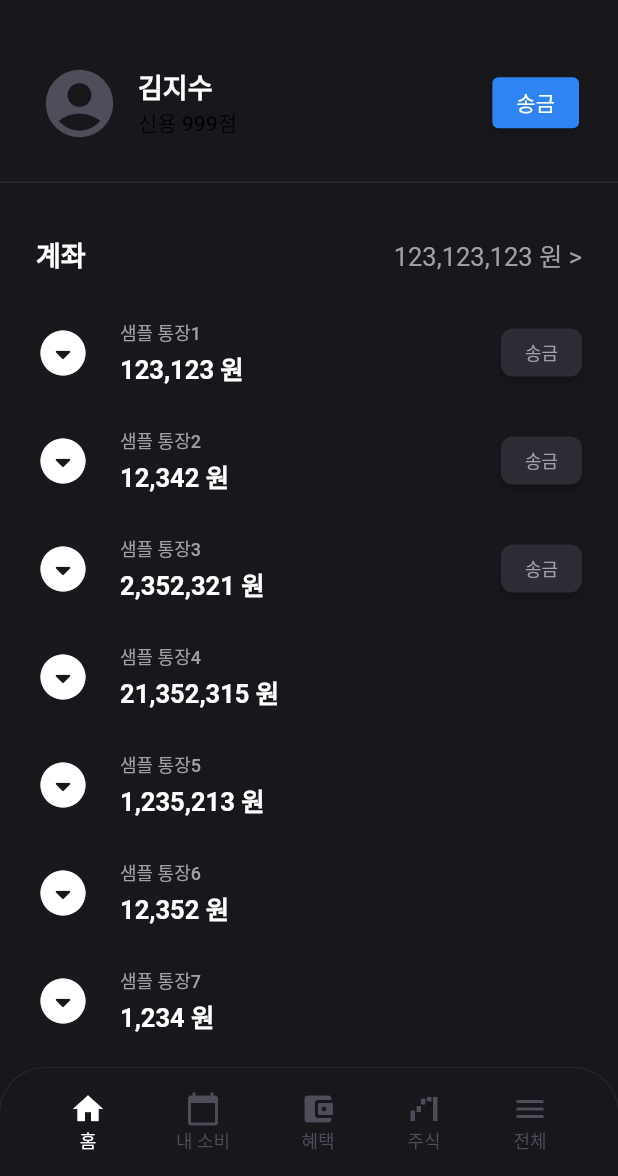
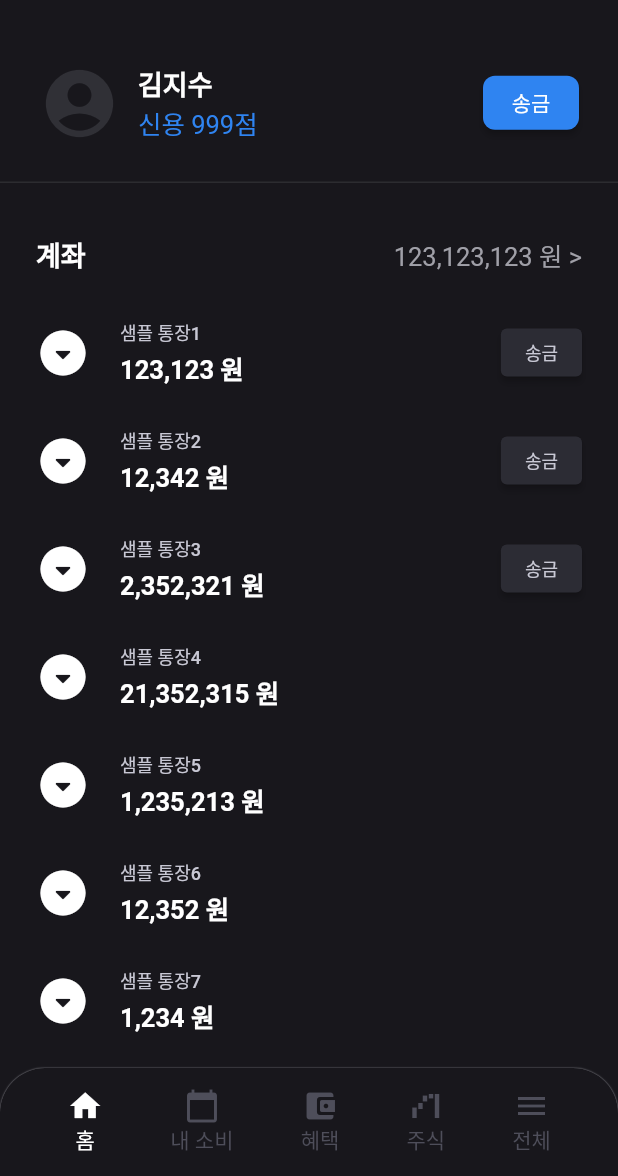
Before and after one commit to ISHNN032/toss-clone, a Flutter app: the screen it shows after launch, on a phone screen of 412 x 824 dp, the part 60-1236 px from its top. Run offline on Flutter 3.47's test engine with Material 2 defaults, Android fonts, the phone set to English and light mode, and no system bars.

Commit message:
refactor: 소스코드 구조 수정

```diff
--- a/lib/main.dart
+++ b/lib/main.dart
@@ -21,20 +21,7 @@ class Application extends StatelessWidget {
       darkTheme: ThemeData(
           primaryColor: colorAssent,
           scaffoldBackgroundColor: colorBackGround,
-          brightness: Brightness.dark,
-          accentTextTheme: TextTheme(
-            bodyText1: TextStyle(fontSize: 16, fontWeight: FontWeight.w400),
-          ).apply(bodyColor: colorAssent),
-          primaryTextTheme: TextTheme(
-            bodyText1: TextStyle(
-                fontSize: 18, fontWeight: FontWeight.w700, color: Colors.white),
-            bodyText2: TextStyle(
-                fontSize: 17,
-                fontWeight: FontWeight.w400,
-                color: colorTextToneDown),
-            button: TextStyle(
-                fontSize: 12, fontWeight: FontWeight.w500, color: Colors.white),
-          )),
+          brightness: Brightness.dark),
       home: MainNavigation(),
     );
   }
@@ -74,7 +61,7 @@ class _MainNavigationState extends State<MainNavigation> {
           color: Theme.of(context).scaffoldBackgroundColor,
           boxShadow: [
             BoxShadow(
-              color: colorNavigationDisabled,
+              color: colorToneDown,
               offset: Offset(0.0, 0.1), //(x,y)
               blurRadius: 0.1,
             ),
@@ -137,13 +124,14 @@ class _MainNavigationState extends State<MainNavigation> {
           children: <Widget>[
             Icon(
               item.icon,
-              color:
-                  selectedItem == item ? Colors.white : colorNavigationDisabled,
+              color: selectedItem == item
+                  ? colorNavigationEnabled
+                  : colorNavigationDisabled,
             ),
             Text(item.title,
                 style: Theme.of(context).primaryTextTheme.button!.apply(
                     color: selectedItem == item
-                        ? Colors.white
+                        ? colorNavigationEnabled
                         : colorNavigationDisabled)),
           ],
         ),
--- a/lib/pages/home/components/creditmenu.dart
+++ b/lib/pages/home/components/creditmenu.dart
@@ -17,7 +17,6 @@ class _CreditMenu extends State<CreditMenu> {
           border: Border(
             bottom: BorderSide(width: 1, color: colorLine),
           ),
-          color: Theme.of(context).scaffoldBackgroundColor,
         ),
         child: Row(
           mainAxisAlignment: MainAxisAlignment.spaceBetween,
@@ -26,7 +25,7 @@ class _CreditMenu extends State<CreditMenu> {
               Icon(
                 Icons.account_circle_rounded,
                 size: 54,
-                color: colorNavigationDisabled,
+                color: colorMainIcon,
               ),
               SizedBox(
                 width: 12,
@@ -37,22 +36,20 @@ class _CreditMenu extends State<CreditMenu> {
                 children: [
                   Text(
                     "김지수",
-                    style: Theme.of(context).primaryTextTheme.bodyText1,
+                    style: textThemePrimary.bodyText1,
                   ),
                   Text(
                     "신용 999점",
-                    style: Theme.of(context).accentTextTheme.bodyText1,
+                    style: textThemePrimary.bodyText2!.merge(TextStyle(color: colorAssent)),
                   ),
                 ],
               )
             ]),
             ElevatedButton(
-              style: primaryButtonStyle,
+              style: styleButtonPrimary.merge(
+                  ElevatedButton.styleFrom(primary: colorAssent)),
               onPressed: remitPressed,
-              child: Text(
-                "송금",
-                style: primaryButtonTextStyle,
-              ),
+              child: Text("송금"),
             )
           ],
         ));
--- /dev/null
+++ b/lib/pages/home/components/homelist.dart
@@ -0,0 +1,27 @@
+import 'package:flutter/cupertino.dart';
+import 'package:flutter/material.dart';
+import 'package:toss_clone/pages/home/components/listitem.dart';
+import '../../../data.dart';
+
+class HomeList extends StatefulWidget {
+  _HomeList createState() => _HomeList();
+}
+
+class _HomeList extends State<HomeList> {
+  List<MenuPageItem> accountItems = getMenuPageItemList(MenuItemType.ACCOUNT);
+  List<MenuPageItem> cardItems = getMenuPageItemList(MenuItemType.CARD);
+  List<MenuPageItem> insuranceItems =
+      getMenuPageItemList(MenuItemType.INSURANCE);
+
+  @override
+  Widget build(BuildContext context) {
+    return Column(
+      crossAxisAlignment: CrossAxisAlignment.start,
+      children: [
+        ListItem(accountItems, "계좌", 123123123),
+        ListItem(cardItems, "카드", 12312312),
+        ListItem(insuranceItems, "보험", 123123),
+      ],
+    );
+  }
+}
--- a/lib/pages/home/components/listmenu.dart
+++ b/lib/pages/home/components/listitem.dart
@@ -1,37 +1,20 @@
 import 'package:flutter/cupertino.dart';
 import 'package:flutter/material.dart';
 import 'package:intl/intl.dart';
+
 import '../../../data.dart';
 import '../../../style.dart';
+import 'homelist.dart';
 
-final TextStyle itemTitleStyle = TextStyle(
-    fontSize: 12, fontWeight: FontWeight.w500, color: colorTextToneDown);
-final TextStyle itemValueStyle =
-    TextStyle(fontSize: 17, fontWeight: FontWeight.w600, color: Colors.white);
+class ListItem extends StatelessWidget {
+  final List<MenuPageItem> list;
+  final String title;
+  final int value;
 
-class ListMenu extends StatefulWidget {
-  _ListMenu createState() => _ListMenu();
-}
-
-class _ListMenu extends State<ListMenu> {
-  List<MenuPageItem> accountItems = getMenuPageItemList(MenuItemType.ACCOUNT);
-  List<MenuPageItem> cardItems = getMenuPageItemList(MenuItemType.CARD);
-  List<MenuPageItem> insuranceItems =
-      getMenuPageItemList(MenuItemType.INSURANCE);
+  ListItem(this.list, this.title, this.value);
 
   @override
   Widget build(BuildContext context) {
-    return Column(
-      crossAxisAlignment: CrossAxisAlignment.start,
-      children: [
-        _buildList(accountItems, "계좌", 123123123),
-        _buildList(cardItems, "카드", 12312312),
-        _buildList(insuranceItems, "보험", 123123),
-      ],
-    );
-  }
-
-  Widget _buildList(List<MenuPageItem> list, String title, int value) {
     return Container(
       padding: EdgeInsets.symmetric(vertical: 18),
       decoration: BoxDecoration(
@@ -42,7 +25,7 @@ class _ListMenu extends State<ListMenu> {
       child: Column(
         crossAxisAlignment: CrossAxisAlignment.start,
         children: [
-          _buildColumnHeader(title, value),
+          _buildColumnHeader(context, title, value),
           Column(
             children:
                 List.generate(list.length, (index) => _buildRow(list[index])),
@@ -52,7 +35,7 @@ class _ListMenu extends State<ListMenu> {
     );
   }
 
-  Widget _buildColumnHeader(String title, int value) {
+  Widget _buildColumnHeader(BuildContext context, String title, int value) {
     String formattedValue =
         "${NumberFormat.simpleCurrency(locale: "ko_KR", decimalDigits: 0, name: "").format(value)} 원 >";
 
@@ -63,11 +46,11 @@ class _ListMenu extends State<ListMenu> {
             Row(mainAxisAlignment: MainAxisAlignment.spaceBetween, children: [
           Text(
             title,
-            style: Theme.of(context).primaryTextTheme.bodyText1,
+            style: textThemePrimary.bodyText1,
           ),
           Text(
             formattedValue,
-            style: Theme.of(context).primaryTextTheme.bodyText2,
+            style: textThemePrimary.bodyText2,
           ),
         ]));
   }
@@ -83,10 +66,13 @@ class _ListMenu extends State<ListMenu> {
       switch (item.type) {
         case MenuItemType.ACCOUNT:
           trailing = ElevatedButton(
-            style: rowButtonStyle,
-            onPressed: onPressed,
-            child: Text("송금", style: rowButtonTextStyle),
-          );
+              onPressed: onPressed,
+              style: styleButtonSub
+                  .merge(ElevatedButton.styleFrom(primary: colorButton)),
+              child: Text(
+                "송금",
+                style: textThemeSub.bodyText2,
+              ));
           break;
         case MenuItemType.CARD:
           trailing = Text("실적달성");
@@ -105,14 +91,14 @@ class _ListMenu extends State<ListMenu> {
         children: [
           Text(
             item.title,
-            style: itemTitleStyle,
+            style: textThemeItem.bodyText2,
           ),
           SizedBox(
             height: 2,
           ),
           Text(
             formattedValue,
-            style: itemValueStyle,
+            style: textThemeItem.bodyText1,
           ),
         ],
       ),
@@ -121,11 +107,11 @@ class _ListMenu extends State<ListMenu> {
         size: 36,
       ),
       trailing: trailing,
-      onTap: () {
-        setState(() {});
-      },
+      onTap: null,
     ));
   }
 
-  void onPressed() {}
+  void onPressed(){
+
+  }
 }
--- a/lib/pages/home/homepage.dart
+++ b/lib/pages/home/homepage.dart
@@ -1,6 +1,6 @@
 import 'package:flutter/cupertino.dart';
 import 'package:flutter/material.dart';
-import 'package:toss_clone/pages/home/components/listmenu.dart';
+import 'package:toss_clone/pages/home/components/homelist.dart';
 
 import '../../style.dart';
 import 'components/creditmenu.dart';
@@ -56,7 +56,7 @@ class _HomePage extends State<HomePage> {
                     )),
                 preferredSize: Size.fromHeight(0),
               ),
-              backgroundColor: Theme.of(context).scaffoldBackgroundColor.withOpacity(scrollOpacity),
+              backgroundColor: colorBackGround.withOpacity(scrollOpacity),
               title: Opacity(
                   opacity: scrollOpacity,
                   child: Text("홈",
@@ -68,7 +68,7 @@ class _HomePage extends State<HomePage> {
                 Center(
                     child: Text(
                   "QR 체크인",
-                  style: Theme.of(context).primaryTextTheme.bodyText2,
+                  style: textThemePrimary.bodyText2
                 )),
                 SizedBox(
                   width: 12,
@@ -93,7 +93,7 @@ class _HomePage extends State<HomePage> {
             SliverList(
                 delegate: SliverChildListDelegate(
               [
-                ListMenu(),
+                HomeList(),
               ],
             )),
           ],
--- a/lib/style.dart
+++ b/lib/style.dart
@@ -3,31 +3,54 @@ import 'package:flutter/material.dart';
 
 const colorBackGround = Color.fromRGBO(24, 23, 28, 1);
 const colorAssent = Color.fromRGBO(47, 132, 241, 1);
+
+const colorMainIcon = Color.fromRGBO(48, 48, 54, 1);
 const colorTopIcon = Color.fromRGBO(98, 98, 108, 1);
 const colorLine = Color.fromRGBO(44, 44, 48, 1);
+
+const colorButton = Color.fromRGBO(44, 44, 52, 1);
+
+const colorNavigationEnabled = Colors.white;
 const colorNavigationDisabled = Color.fromRGBO(78, 78, 90, 1);
-const colorTextToneDown = Color.fromRGBO(160, 160, 168, 1);
 
-final ButtonStyle primaryButtonStyle = ElevatedButton.styleFrom(
-  onPrimary: Colors.white,
-  primary: colorAssent,
-  minimumSize: Size(38, 34),
-  padding: EdgeInsets.symmetric(horizontal: 16),
+const colorToneUp = Colors.white;
+const colorToneMid = Color.fromRGBO(200, 200, 212, 1);
+const colorToneDown = Color.fromRGBO(160, 160, 168, 1);
+
+final TextTheme textThemePrimary = TextTheme(
+  bodyText1:
+      TextStyle(fontSize: 18, fontWeight: FontWeight.w700, color: colorToneUp),
+  bodyText2: TextStyle(
+      fontSize: 17, fontWeight: FontWeight.w400, color: colorToneDown),
+);
+
+final TextTheme textThemeSub = TextTheme(
+  bodyText1:
+      TextStyle(fontSize: 14, fontWeight: FontWeight.w400, color: colorToneUp),
+  bodyText2:
+      TextStyle(fontSize: 12, fontWeight: FontWeight.w500, color: colorToneMid),
+);
+
+final TextTheme textThemeItem = TextTheme(
+  bodyText1:
+      TextStyle(fontSize: 17, fontWeight: FontWeight.w600, color: colorToneUp),
+  bodyText2:
+      TextStyle(fontSize: 12, fontWeight: FontWeight.w500, color: colorToneMid),
+);
+
+
+final ButtonStyle styleButtonPrimary = ElevatedButton.styleFrom(
+  padding: EdgeInsets.fromLTRB(16, 4, 16, 4),
+  shape: const RoundedRectangleBorder(
+    borderRadius: BorderRadius.all(Radius.circular(8)),
+  ),
+  textStyle: textThemeSub.bodyText1,
+);
+
+final ButtonStyle styleButtonSub = ElevatedButton.styleFrom(
+  minimumSize: Size(0, 32),
   shape: const RoundedRectangleBorder(
     borderRadius: BorderRadius.all(Radius.circular(4)),
   ),
+  textStyle: textThemeSub.bodyText2,
 );
-final TextStyle primaryButtonTextStyle =
-    TextStyle(fontSize: 14, fontWeight: FontWeight.w400, color: Colors.white);
-
-final ButtonStyle rowButtonStyle = ElevatedButton.styleFrom(
-  onPrimary: Colors.white,
-  primary: Color.fromRGBO(44, 44, 52, 1),
-  minimumSize: Size(36, 32),
-  padding: EdgeInsets.symmetric(horizontal: 16),
-  shape: const RoundedRectangleBorder(
-    borderRadius: BorderRadius.all(Radius.circular(8)),
-  ),
-);
-final TextStyle rowButtonTextStyle = TextStyle(
-    fontSize: 12, fontWeight: FontWeight.w500, color: colorTextToneDown);
```
